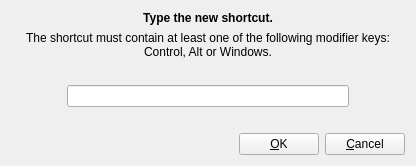
Old version of the form Beeftext/Dialogs/ShortcutDialog.ui in the repository xmichelo/Beeftext.
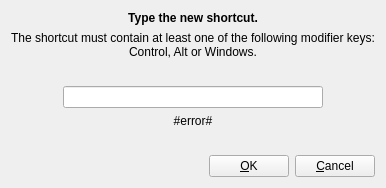
New version of the form.

Commit message:
Shortcut dialog now has a "global shorcut" mode.
Fixes #409.

Diff of the .ui file:
```diff
--- a/Beeftext/Dialogs/ShortcutDialog.ui
+++ b/Beeftext/Dialogs/ShortcutDialog.ui
@@ -6,8 +6,8 @@
    <rect>
     <x>0</x>
     <y>0</y>
-    <width>416</width>
-    <height>166</height>
+    <width>384</width>
+    <height>188</height>
    </rect>
   </property>
   <property name="windowTitle">
@@ -42,7 +42,7 @@
       <set>Qt::AlignCenter</set>
      </property>
      <property name="wordWrap">
-      <bool>true</bool>
+      <bool>false</bool>
      </property>
     </widget>
    </item>
@@ -108,6 +108,16 @@
      </item>
     </layout>
    </item>
+   <item>
+    <widget class="QLabel" name="labelError">
+     <property name="text">
+      <string notr="true">#error#</string>
+     </property>
+     <property name="alignment">
+      <set>Qt::AlignCenter</set>
+     </property>
+    </widget>
+   </item>
    <item>
     <spacer name="verticalSpacer">
      <property name="orientation">
```
The commit also changes 6 other files.
